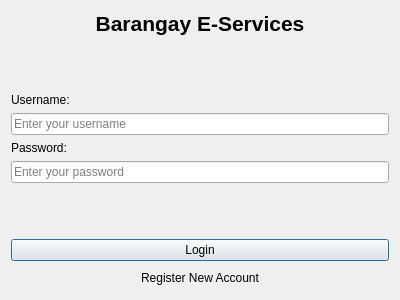
Before: the Qt Designer form BES_MANAGEMENT_SYSTEM/gui/ui/login.ui in SheenaLei/BES_MANAGEMENT_SYSTEM, drawn with Qt 5.
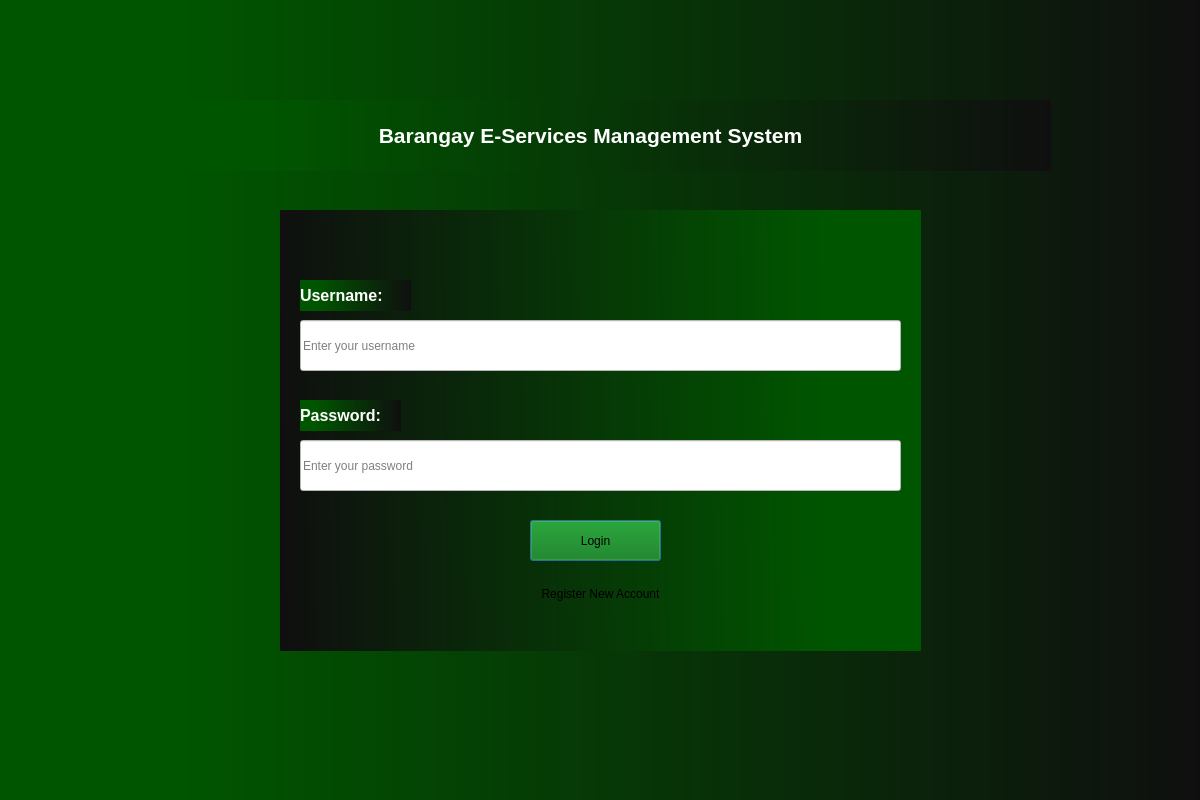
After: the same form once the commit is applied.

```diff
--- a/BES_MANAGEMENT_SYSTEM/gui/ui/login.ui
+++ b/BES_MANAGEMENT_SYSTEM/gui/ui/login.ui
@@ -6,16 +6,117 @@
    <rect>
     <x>0</x>
     <y>0</y>
-    <width>400</width>
-    <height>300</height>
+    <width>1200</width>
+    <height>800</height>
    </rect>
   </property>
   <property name="windowTitle">
    <string>Login — Barangay E-Services</string>
   </property>
-  <layout class="QVBoxLayout" name="verticalLayout">
-   <item>
+  <property name="styleSheet">
+   <string notr="true">background-color: qlineargradient(spread:pad, x1:0, y1:0, x2:1, y2:0, stop:0 rgba(0, 85, 0, 255), stop:0.572139 rgba(0, 0, 0, 255), stop:1 rgba(235, 148, 61, 255));
+background-color: qlineargradient(spread:pad, x1:0, y1:0, x2:1, y2:0, stop:0.149254 rgba(0, 85, 0, 255), stop:1 rgba(15, 15, 15, 255));</string>
+  </property>
+  <widget class="QLabel" name="label_user">
+   <property name="geometry">
+    <rect>
+     <x>300</x>
+     <y>280</y>
+     <width>111</width>
+     <height>31</height>
+    </rect>
+   </property>
+   <property name="styleSheet">
+    <string notr="true">
+</string>
+   </property>
+   <property name="text">
+    <string>&lt;html&gt;&lt;head/&gt;&lt;body&gt;&lt;p&gt;&lt;span style=&quot; font-size:12pt; font-weight:600; color:#ffffff;&quot;&gt;Username:&lt;/span&gt;&lt;/p&gt;&lt;/body&gt;&lt;/html&gt;</string>
+   </property>
+  </widget>
+  <widget class="QLineEdit" name="inputUsername">
+   <property name="geometry">
+    <rect>
+     <x>300</x>
+     <y>320</y>
+     <width>601</width>
+     <height>51</height>
+    </rect>
+   </property>
+   <property name="minimumSize">
+    <size>
+     <width>601</width>
+     <height>41</height>
+    </size>
+   </property>
+   <property name="baseSize">
+    <size>
+     <width>1</width>
+     <height>0</height>
+    </size>
+   </property>
+   <property name="styleSheet">
+    <string notr="true">background-color: rgb(255, 255, 255);
+font: 10pt &quot;MS Shell Dlg 2&quot;;
+font: 10pt &quot;MS Shell Dlg 2&quot;;</string>
+   </property>
+   <property name="text">
+    <string/>
+   </property>
+   <property name="placeholderText">
+    <string>Enter your username</string>
+   </property>
+  </widget>
+  <widget class="QPushButton" name="btnLogin">
+   <property name="geometry">
+    <rect>
+     <x>530</x>
+     <y>520</y>
+     <width>131</width>
+     <height>41</height>
+    </rect>
+   </property>
+   <property name="styleSheet">
+    <string notr="true">font: 10pt &quot;MS Shell Dlg 2&quot;;
+background-color: rgb(0, 117, 0);
+</string>
+   </property>
+   <property name="text">
+    <string>Login</string>
+   </property>
+   <property name="default">
+    <bool>true</bool>
+   </property>
+  </widget>
+  <widget class="QPushButton" name="btnRegister">
+   <property name="geometry">
+    <rect>
+     <x>480</x>
+     <y>580</y>
+     <width>241</width>
+     <height>28</height>
+    </rect>
+   </property>
+   <property name="styleSheet">
+    <string notr="true">font: 10pt &quot;MS Shell Dlg 2&quot;;
+background-color: qlineargradient(spread:pad, x1:0.517851, y1:0.778, x2:1, y2:0, stop:0 rgba(0, 85, 0, 255), stop:1 rgba(125, 192, 255, 255))</string>
+   </property>
+   <property name="text">
+    <string>Register New Account</string>
+   </property>
+   <property name="flat">
+    <bool>true</bool>
+   </property>
+  </widget>
     <widget class="QLabel" name="label_title">
+   <property name="geometry">
+    <rect>
+     <x>130</x>
+     <y>100</y>
+     <width>921</width>
+     <height>71</height>
+    </rect>
+   </property>
      <property name="font">
       <font>
        <pointsize>16</pointsize>
@@ -23,50 +124,29 @@
        <bold>true</bold>
       </font>
      </property>
+   <property name="styleSheet">
+    <string notr="true"/>
+   </property>
      <property name="text">
-      <string>Barangay E-Services</string>
+    <string>&lt;html&gt;&lt;head/&gt;&lt;body&gt;&lt;p&gt;&lt;span style=&quot; color:#ffffff;&quot;&gt;Barangay E-Services Management System&lt;/span&gt;&lt;/p&gt;&lt;/body&gt;&lt;/html&gt;</string>
      </property>
      <property name="alignment">
       <set>Qt::AlignCenter</set>
      </property>
     </widget>
-   </item>
-   <item>
-    <spacer name="verticalSpacer_1">
-     <property name="orientation">
-      <enum>Qt::Vertical</enum>
-     </property>
-     <property name="sizeHint" stdset="0">
-      <size>
-       <width>20</width>
-       <height>20</height>
-      </size>
-     </property>
-    </spacer>
-   </item>
-   <item>
-    <widget class="QLabel" name="label_user">
-     <property name="text">
-      <string>Username:</string>
-     </property>
-    </widget>
-   </item>
-   <item>
-    <widget class="QLineEdit" name="inputUsername">
-     <property name="placeholderText">
-      <string>Enter your username</string>
-     </property>
-    </widget>
-   </item>
-   <item>
-    <widget class="QLabel" name="label_pass">
-     <property name="text">
-      <string>Password:</string>
-     </property>
-    </widget>
-   </item>
-   <item>
     <widget class="QLineEdit" name="inputPassword">
+   <property name="geometry">
+    <rect>
+     <x>300</x>
+     <y>440</y>
+     <width>601</width>
+     <height>51</height>
+    </rect>
+   </property>
+   <property name="styleSheet">
+    <string notr="true">background-color: rgb(255, 255, 255);
+font: 10pt &quot;MS Shell Dlg 2&quot;;</string>
+   </property>
      <property name="echoMode">
       <enum>QLineEdit::Password</enum>
      </property>
@@ -74,41 +154,47 @@
       <string>Enter your password</string>
      </property>
     </widget>
-   </item>
-   <item>
-    <spacer name="verticalSpacer_2">
-     <property name="orientation">
-      <enum>Qt::Vertical</enum>
-     </property>
-     <property name="sizeHint" stdset="0">
-      <size>
-       <width>20</width>
-       <height>20</height>
-      </size>
-     </property>
-    </spacer>
-   </item>
-   <item>
-    <widget class="QPushButton" name="btnLogin">
+  <widget class="QLabel" name="label_pass">
+   <property name="geometry">
+    <rect>
+     <x>300</x>
+     <y>400</y>
+     <width>101</width>
+     <height>31</height>
+    </rect>
+   </property>
+   <property name="styleSheet">
+    <string notr="true"/>
+   </property>
      <property name="text">
-      <string>Login</string>
-     </property>
-     <property name="default">
-      <bool>true</bool>
-     </property>
-    </widget>
-   </item>
-   <item>
-    <widget class="QPushButton" name="btnRegister">
-     <property name="text">
-      <string>Register New Account</string>
-     </property>
-     <property name="flat">
-      <bool>true</bool>
-     </property>
-    </widget>
-   </item>
-  </layout>
+    <string>&lt;html&gt;&lt;head/&gt;&lt;body&gt;&lt;p&gt;&lt;span style=&quot; font-size:12pt; font-weight:600; color:#ffffff;&quot;&gt;Password:&lt;/span&gt;&lt;/p&gt;&lt;/body&gt;&lt;/html&gt;</string>
+   </property>
+  </widget>
+  <widget class="QLabel" name="label">
+   <property name="geometry">
+    <rect>
+     <x>280</x>
+     <y>210</y>
+     <width>641</width>
+     <height>441</height>
+    </rect>
+   </property>
+   <property name="styleSheet">
+    <string notr="true">background-color: qlineargradient(spread:pad, x1:1, y1:0.545, x2:0, y2:0.556818, stop:0.149254 rgba(0, 85, 0, 255), stop:1 rgba(15, 15, 15, 255));
+</string>
+   </property>
+   <property name="text">
+    <string/>
+   </property>
+  </widget>
+  <zorder>label</zorder>
+  <zorder>label_user</zorder>
+  <zorder>inputUsername</zorder>
+  <zorder>btnLogin</zorder>
+  <zorder>label_title</zorder>
+  <zorder>inputPassword</zorder>
+  <zorder>label_pass</zorder>
+  <zorder>btnRegister</zorder>
  </widget>
  <resources/>
  <connections/>
```
Left out of the diff: 4 changed lines with no effect on the pictures. Lines whose indentation alone changed are shown as unchanged.
